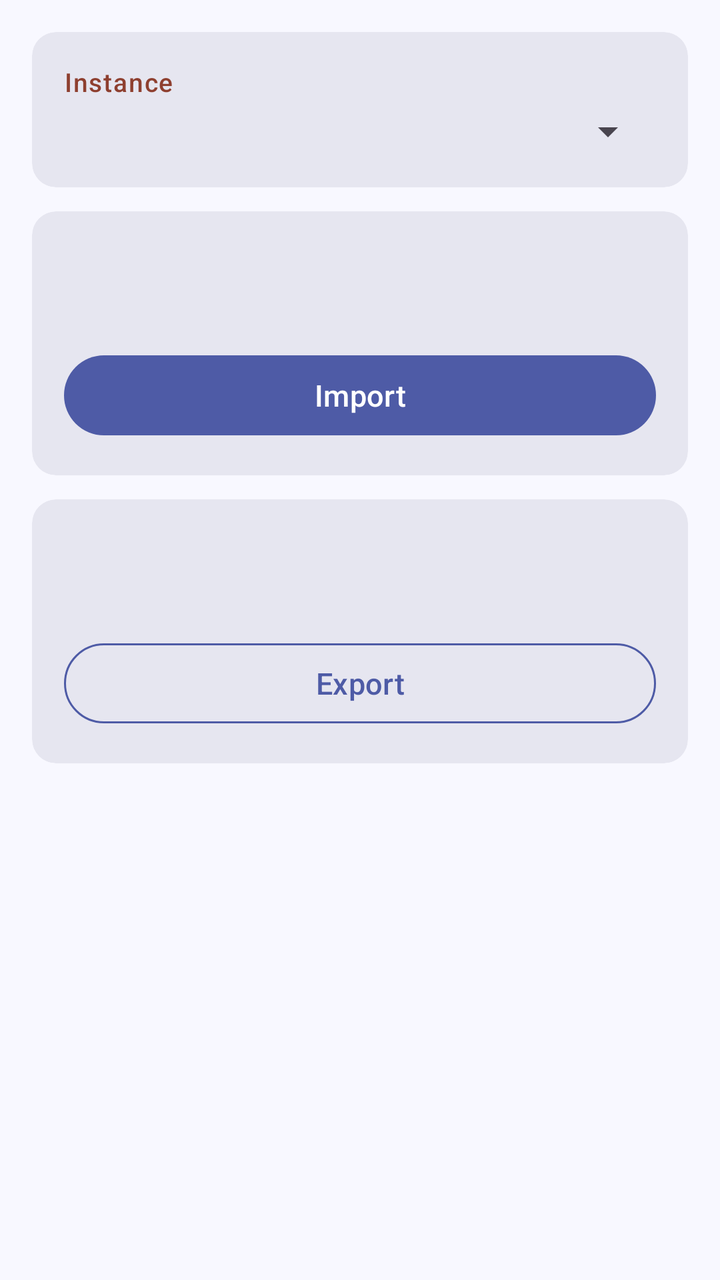
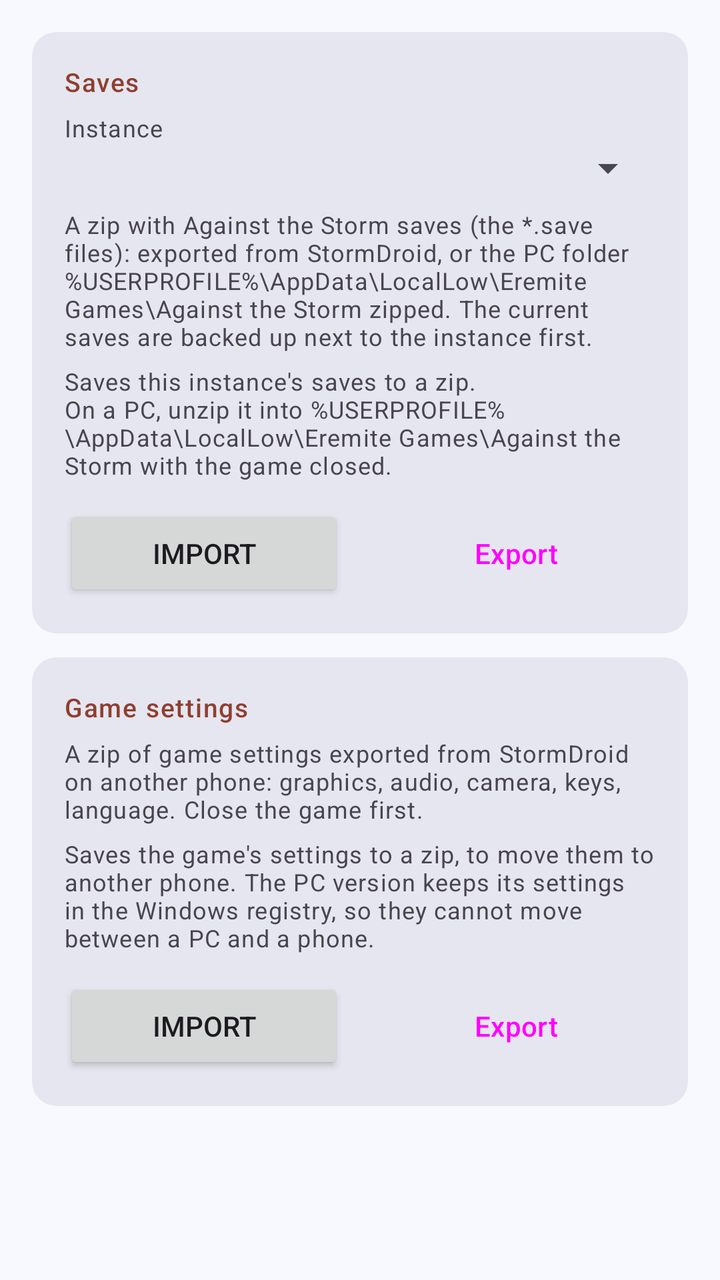

An Android layout rendered at two revisions. The XML below is the earlier revision; the diff shows what the commit changed to produce the second picture.
<!-- AndroidManifest.xml: application theme AppTheme -->
<!-- res/layout/fragment_data_transfer.xml -->
<?xml version="1.0" encoding="utf-8"?>
<ScrollView xmlns:android="http://schemas.android.com/apk/res/android"
    xmlns:app="http://schemas.android.com/apk/res-auto"
    android:layout_width="match_parent"
    android:layout_height="match_parent">

    <LinearLayout
        android:layout_width="match_parent"
        android:layout_height="wrap_content"
        android:orientation="vertical"
        android:padding="16dp">

        <com.google.android.material.card.MaterialCardView
            android:id="@+id/card_transfer_instance"
            android:layout_width="match_parent"
            android:layout_height="wrap_content"
            android:layout_marginBottom="12dp"
            app:cardBackgroundColor="?attr/colorSurfaceContainerHigh"
            app:cardCornerRadius="12dp"
            app:strokeWidth="0dp">

            <LinearLayout
                android:layout_width="match_parent"
                android:layout_height="wrap_content"
                android:orientation="vertical"
                android:padding="16dp">

                <TextView
                    style="@style/AppTheme.CardHeader"
                    android:layout_width="wrap_content"
                    android:layout_height="wrap_content"
                    android:layout_marginBottom="4dp"
                    android:text="@string/transfer_instance" />

                <Spinner
                    android:id="@+id/sp_transfer_instance"
                    android:layout_width="match_parent"
                    android:layout_height="wrap_content" />
            </LinearLayout>
        </com.google.android.material.card.MaterialCardView>

        <com.google.android.material.card.MaterialCardView
            android:layout_width="match_parent"
            android:layout_height="wrap_content"
            android:layout_marginBottom="12dp"
            app:cardBackgroundColor="?attr/colorSurfaceContainerHigh"
            app:cardCornerRadius="12dp"
            app:strokeWidth="0dp">

            <LinearLayout
                android:layout_width="match_parent"
                android:layout_height="wrap_content"
                android:orientation="vertical"
                android:padding="16dp">

                <TextView
                    android:id="@+id/tv_transfer_import_title"
                    style="@style/AppTheme.CardHeader"
                    android:layout_width="wrap_content"
                    android:layout_height="wrap_content"
                    android:layout_marginBottom="6dp" />

                <TextView
                    android:id="@+id/tv_transfer_import_hint"
                    android:layout_width="match_parent"
                    android:layout_height="wrap_content"
                    android:layout_marginBottom="12dp"
                    android:textAppearance="?attr/textAppearanceBodySmall" />

                <com.google.android.material.button.MaterialButton
                    android:id="@+id/btn_transfer_import"
                    android:layout_width="match_parent"
                    android:layout_height="wrap_content"
                    android:text="@string/transfer_import" />
            </LinearLayout>
        </com.google.android.material.card.MaterialCardView>

        <com.google.android.material.card.MaterialCardView
            android:layout_width="match_parent"
            android:layout_height="wrap_content"
            app:cardBackgroundColor="?attr/colorSurfaceContainerHigh"
            app:cardCornerRadius="12dp"
            app:strokeWidth="0dp">

            <LinearLayout
                android:layout_width="match_parent"
                android:layout_height="wrap_content"
                android:orientation="vertical"
                android:padding="16dp">

                <TextView
                    android:id="@+id/tv_transfer_export_title"
                    style="@style/AppTheme.CardHeader"
                    android:layout_width="wrap_content"
                    android:layout_height="wrap_content"
                    android:layout_marginBottom="6dp" />

                <TextView
                    android:id="@+id/tv_transfer_export_hint"
                    android:layout_width="match_parent"
                    android:layout_height="wrap_content"
                    android:layout_marginBottom="12dp"
                    android:textAppearance="?attr/textAppearanceBodySmall" />

                <com.google.android.material.button.MaterialButton
                    android:id="@+id/btn_transfer_export"
                    style="@style/Widget.Material3.Button.OutlinedButton"
                    android:layout_width="match_parent"
                    android:layout_height="wrap_content"
                    android:text="@string/transfer_export" />
            </LinearLayout>
        </com.google.android.material.card.MaterialCardView>
    </LinearLayout>
</ScrollView>
<!-- resources referenced by this layout -->
<resources>
  <string name="transfer_export">Export</string>
  <string name="transfer_import">Import</string>
  <string name="transfer_instance">Instance</string>
  <color name="rd_primary">#4E5BA6</color>
  <color name="rd_primary_container">#DDE1FF</color>
  <color name="rd_on_primary_container">#0A154F</color>
  <color name="md_theme_secondary">#8E3F2F</color>
  <color name="md_theme_onSecondary">#FFFFFF</color>
  <color name="md_theme_secondaryContainer">#FFDAD2</color>
  <color name="md_theme_onSecondaryContainer">#3A0A03</color>
  <color name="md_theme_tertiary">#6E5A63</color>
  <color name="md_theme_onTertiary">#FFFFFF</color>
  <color name="md_theme_tertiaryContainer">#F8DCE6</color>
  <color name="md_theme_onTertiaryContainer">#271820</color>
  <color name="md_theme_error">#BA1A1A</color>
  <color name="md_theme_onError">#FFFFFF</color>
  <color name="md_theme_errorContainer">#FFDAD6</color>
  <color name="md_theme_onErrorContainer">#410002</color>
  <color name="md_theme_background">#F8F8FF</color>
  <color name="md_theme_onBackground">#1A1B23</color>
  <color name="md_theme_surface">#F8F8FF</color>
  <color name="md_theme_onSurface">#1A1B23</color>
  <color name="md_theme_surfaceVariant">#E1E1F0</color>
  <color name="md_theme_onSurfaceVariant">#45464F</color>
  <color name="md_theme_outlineVariant">#C6C5D0</color>
  <color name="md_theme_inverseSurface">#2F3038</color>
  <color name="md_theme_inverseOnSurface">#F1EFFA</color>
  <color name="md_theme_inversePrimary">#A8B3ED</color>
  <color name="md_theme_surfaceDim">#D9D9E4</color>
  <color name="md_theme_surfaceBright">#F8F8FF</color>
  <color name="md_theme_surfaceContainerLowest">#FFFFFF</color>
  <color name="md_theme_surfaceContainerLow">#F2F2FC</color>
  <color name="md_theme_surfaceContainer">#ECECF6</color>
  <color name="md_theme_surfaceContainerHigh">#E6E6F0</color>
  <!-- unchanged entries left out for length: 9 -->
</resources>

<!-- the commit's change to res/layout/fragment_data_transfer.xml (unified diff, before → after) -->
@@ -8,16 +8,13 @@
         android:layout_width="match_parent"
         android:layout_height="wrap_content"
         android:orientation="vertical"
-        android:padding="16dp">
+        android:paddingTop="16dp"
+        android:paddingBottom="8dp">
 
         <com.google.android.material.card.MaterialCardView
-            android:id="@+id/card_transfer_instance"
+            style="@style/AppTheme.TransferCard"
             android:layout_width="match_parent"
-            android:layout_height="wrap_content"
-            android:layout_marginBottom="12dp"
-            app:cardBackgroundColor="?attr/colorSurfaceContainerHigh"
-            app:cardCornerRadius="12dp"
-            app:strokeWidth="0dp">
+            android:layout_height="wrap_content">
 
             <LinearLayout
                 android:layout_width="match_parent"
@@ -29,23 +26,57 @@
                     style="@style/AppTheme.CardHeader"
                     android:layout_width="wrap_content"
                     android:layout_height="wrap_content"
-                    android:layout_marginBottom="4dp"
-                    android:text="@string/transfer_instance" />
+                    android:layout_marginBottom="6dp"
+                    android:text="@string/transfer_saves_title" />
+
+                <TextView
+                    android:layout_width="wrap_content"
+                    android:layout_height="wrap_content"
+                    android:text="@string/transfer_instance"
+                    android:textAppearance="?attr/textAppearanceBodySmall" />
 
                 <Spinner
                     android:id="@+id/sp_transfer_instance"
                     android:layout_width="match_parent"
-                    android:layout_height="wrap_content" />
+                    android:layout_height="wrap_content"
+                    android:layout_marginBottom="8dp" />
+
+                <TextView
+                    android:layout_width="match_parent"
+                    android:layout_height="wrap_content"
+                    android:layout_marginBottom="6dp"
+                    android:text="@string/saves_transfer_import_hint"
+                    android:textAppearance="?attr/textAppearanceBodySmall" />
+
+                <TextView
+                    android:layout_width="match_parent"
+                    android:layout_height="wrap_content"
+                    android:layout_marginBottom="12dp"
+                    android:text="@string/saves_transfer_export_hint"
+                    android:textAppearance="?attr/textAppearanceBodySmall" />
+
+                <LinearLayout
+                    android:layout_width="match_parent"
+                    android:layout_height="wrap_content"
+                    android:orientation="horizontal">
+
+                    <Button
+                        android:id="@+id/btn_saves_import"
+                        style="@style/AppTheme.TransferButton"
+                        android:text="@string/transfer_import" />
+
+                    <Button
+                        android:id="@+id/btn_saves_export"
+                        style="@style/AppTheme.TransferButton.Outlined"
+                        android:text="@string/transfer_export" />
+                </LinearLayout>
             </LinearLayout>
         </com.google.android.material.card.MaterialCardView>
 
         <com.google.android.material.card.MaterialCardView
+            style="@style/AppTheme.TransferCard"
             android:layout_width="match_parent"
-            android:layout_height="wrap_content"
-            android:layout_marginBottom="12dp"
-            app:cardBackgroundColor="?attr/colorSurfaceContainerHigh"
-            app:cardCornerRadius="12dp"
-            app:strokeWidth="0dp">
+            android:layout_height="wrap_content">
 
             <LinearLayout
                 android:layout_width="match_parent"
@@ -54,60 +85,41 @@
                 android:padding="16dp">
 
                 <TextView
-                    android:id="@+id/tv_transfer_import_title"
                     style="@style/AppTheme.CardHeader"
                     android:layout_width="wrap_content"
                     android:layout_height="wrap_content"
-                    android:layout_marginBottom="6dp" />
+                    android:layout_marginBottom="6dp"
+                    android:text="@string/transfer_settings_title" />
 
                 <TextView
-                    android:id="@+id/tv_transfer_import_hint"
+                    android:layout_width="match_parent"
+                    android:layout_height="wrap_content"
+                    android:layout_marginBottom="6dp"
+                    android:text="@string/settings_transfer_import_hint"
+                    android:textAppearance="?attr/textAppearanceBodySmall" />
+
+                <TextView
                     android:layout_width="match_parent"
                     android:layout_height="wrap_content"
                     android:layout_marginBottom="12dp"
+                    android:text="@string/settings_transfer_export_hint"
                     android:textAppearance="?attr/textAppearanceBodySmall" />
 
-                <com.google.android.material.button.MaterialButton
-                    android:id="@+id/btn_transfer_import"
+                <LinearLayout
                     android:layout_width="match_parent"
                     android:layout_height="wrap_content"
-                    android:text="@string/transfer_import" />
-            </LinearLayout>
-        </com.google.android.material.card.MaterialCardView>
+                    android:orientation="horizontal">
 
-        <com.google.android.material.card.MaterialCardView
-            android:layout_width="match_parent"
-            android:layout_height="wrap_content"
-            app:cardBackgroundColor="?attr/colorSurfaceContainerHigh"
-            app:cardCornerRadius="12dp"
-            app:strokeWidth="0dp">
+                    <Button
+                        android:id="@+id/btn_settings_import"
+                        style="@style/AppTheme.TransferButton"
+                        android:text="@string/transfer_import" />
 
-            <LinearLayout
-                android:layout_width="match_parent"
-                android:layout_height="wrap_content"
-                android:orientation="vertical"
-                android:padding="16dp">
-
-                <TextView
-                    android:id="@+id/tv_transfer_export_title"
-                    style="@style/AppTheme.CardHeader"
-                    android:layout_width="wrap_content"
-                    android:layout_height="wrap_content"
-                    android:layout_marginBottom="6dp" />
-
-                <TextView
-                    android:id="@+id/tv_transfer_export_hint"
-                    android:layout_width="match_parent"
-                    android:layout_height="wrap_content"
-                    android:layout_marginBottom="12dp"
-                    android:textAppearance="?attr/textAppearanceBodySmall" />
-
-                <com.google.android.material.button.MaterialButton
-                    android:id="@+id/btn_transfer_export"
-                    style="@style/Widget.Material3.Button.OutlinedButton"
-                    android:layout_width="match_parent"
-                    android:layout_height="wrap_content"
-                    android:text="@string/transfer_export" />
+                    <Button
+                        android:id="@+id/btn_settings_export"
+                        style="@style/AppTheme.TransferButton.Outlined"
+                        android:text="@string/transfer_export" />
+                </LinearLayout>
             </LinearLayout>
         </com.google.android.material.card.MaterialCardView>
     </LinearLayout>
<!-- resource entries referenced after the edit -->
@@ -1,8 +1,34 @@
 <!-- resources referenced by this layout -->
 <resources>
+  <string name="saves_transfer_export_hint" formatted="false">Saves this instance\'s saves to a zip. On a PC, unzip it into %USERPROFILE%\\AppData\\LocalLow\\Eremite Games\\Against the Storm with the game closed.</string>
+  <string name="saves_transfer_import_hint" formatted="false">A zip with Against the Storm saves (the *.save files): exported from StormDroid, or the PC folder %USERPROFILE%\\AppData\\LocalLow\\Eremite Games\\Against the Storm zipped. The current saves are backed up next to the instance first.</string>
+  <string name="settings_transfer_export_hint">Saves the game\'s settings to a zip, to move them to another phone. The PC version keeps its settings in the Windows registry, so they cannot move between a PC and a phone.</string>
+  <string name="settings_transfer_import_hint">A zip of game settings exported from StormDroid on another phone: graphics, audio, camera, keys, language. Close the game first.</string>
   <string name="transfer_export">Export</string>
   <string name="transfer_import">Import</string>
   <string name="transfer_instance">Instance</string>
+  <string name="transfer_saves_title">Saves</string>
+  <string name="transfer_settings_title">Game settings</string>
+  <style name="AppTheme.TransferButton" parent="">
+          <item name="android:layout_width">0dp</item>
+          <item name="android:layout_height">wrap_content</item>
+          <item name="android:layout_weight">1</item>
+          <item name="android:layout_marginEnd">8dp</item>
+      </style>
+  <style name="AppTheme.TransferButton.Outlined" parent="Widget.Material3.Button.OutlinedButton">
+          <item name="android:layout_width">0dp</item>
+          <item name="android:layout_height">wrap_content</item>
+          <item name="android:layout_weight">1</item>
+          <item name="android:layout_marginStart">8dp</item>
+      </style>
+  <style name="AppTheme.TransferCard" parent="">
+          <item name="android:layout_marginStart">16dp</item>
+          <item name="android:layout_marginEnd">16dp</item>
+          <item name="android:layout_marginBottom">12dp</item>
+          <item name="cardCornerRadius">12dp</item>
+          <item name="strokeWidth">0dp</item>
+          <item name="cardBackgroundColor">?attr/colorSurfaceContainerHigh</item>
+      </style>
   <color name="rd_primary">#4E5BA6</color>
   <color name="rd_primary_container">#DDE1FF</color>
   <color name="rd_on_primary_container">#0A154F</color>
